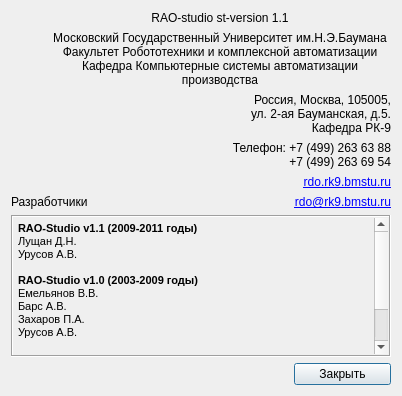
Old version of the form rdo/app/rdo_studio/branches/dev_qt_migration/res/ui/about.ui in the repository aurusov/rdo_studio.
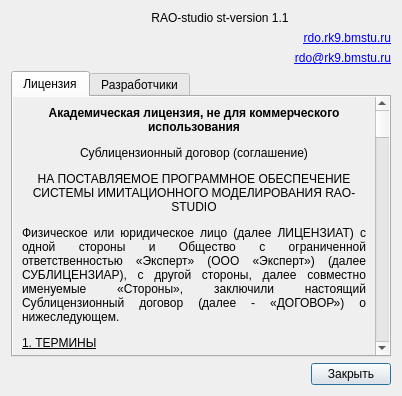
New version of the form. Icons and pictures are not drawn.

Commit message: * merged revision(s) 9083-9091 from rdo/app/rdo_studio/trunk

Diff of the .ui file:
```diff
--- a/rdo/app/rdo_studio/branches/dev_qt_migration/res/ui/about.ui
+++ b/rdo/app/rdo_studio/branches/dev_qt_migration/res/ui/about.ui
@@ -17,8 +17,8 @@
    <iconset resource="../rdo_studio.qrc">
     <normaloff>:/images/images/about.png</normaloff>:/images/images/about.png</iconset>
   </property>
-  <layout class="QGridLayout" name="gridLayout">
-   <item row="0" column="0" rowspan="5">
+  <layout class="QGridLayout" name="gridLayout_2">
+   <item row="0" column="0" rowspan="3">
     <widget class="QFrame" name="logoFrame">
      <property name="sizePolicy">
       <sizepolicy hsizetype="Fixed" vsizetype="Preferred">
@@ -79,54 +79,12 @@
     </widget>
    </item>
    <item row="1" column="1" colspan="2">
-    <widget class="QLabel" name="MSTU">
-     <property name="text">
-      <string>&lt;html&gt;&lt;head/&gt;&lt;body&gt;&lt;p align=&quot;center&quot;&gt;Московский Государственный Университет им.Н.Э.Баумана&lt;br&gt;Факультет Робототехники и комплексной автоматизации&lt;br&gt;Кафедра Компьютерные системы автоматизации производства&lt;/p&gt;&lt;/body&gt;&lt;/html&gt;</string>
-     </property>
-     <property name="textFormat">
-      <enum>Qt::AutoText</enum>
-     </property>
-     <property name="wordWrap">
-      <bool>true</bool>
-     </property>
-    </widget>
-   </item>
-   <item row="2" column="1" colspan="2">
-    <widget class="QLabel" name="address">
-     <property name="text">
-      <string>&lt;html&gt;&lt;head/&gt;&lt;body&gt;&lt;p&gt;Россия, Москва, 105005,&lt;br&gt;ул. 2-ая Бауманская, д.5.&lt;br&gt;Кафедра РК-9&lt;/p&gt;&lt;/body&gt;&lt;/html&gt;</string>
-     </property>
-     <property name="alignment">
-      <set>Qt::AlignRight|Qt::AlignTrailing|Qt::AlignVCenter</set>
-     </property>
-     <property name="wordWrap">
-      <bool>true</bool>
-     </property>
-    </widget>
-   </item>
-   <item row="3" column="1" colspan="2">
-    <widget class="QLabel" name="phone">
-     <property name="text">
-      <string>&lt;html&gt;&lt;head/&gt;&lt;body&gt;&lt;p&gt;Телефон: +7 (499) 263 63 88&lt;br&gt;+7 (499) 263 69 54&lt;/p&gt;&lt;/body&gt;&lt;/html&gt;</string>
-     </property>
-     <property name="alignment">
-      <set>Qt::AlignRight|Qt::AlignTrailing|Qt::AlignVCenter</set>
-     </property>
-     <property name="wordWrap">
-      <bool>true</bool>
-     </property>
-    </widget>
-   </item>
-   <item row="4" column="2">
     <widget class="QLabel" name="www">
      <property name="font">
       <font>
        <underline>true</underline>
       </font>
      </property>
-     <property name="styleSheet">
-      <string notr="true">selection-color: rgb(255, 170, 0);</string>
-     </property>
      <property name="text">
       <string>&lt;A HREF=&quot;http://rdo.rk9.bmstu.ru&quot;&gt;rdo.rk9.bmstu.ru&lt;/A&gt;</string>
      </property>
@@ -138,14 +96,7 @@
      </property>
     </widget>
    </item>
-   <item row="5" column="0" colspan="2">
-    <widget class="QLabel" name="authorLabel">
-     <property name="text">
-      <string>Разработчики</string>
-     </property>
-    </widget>
-   </item>
-   <item row="5" column="2">
+   <item row="2" column="1" colspan="2">
     <widget class="QLabel" name="email">
      <property name="text">
       <string>&lt;A HREF=&quot;mailto:rdo@rk9.bmstu.ru&quot;&gt;rdo@rk9.bmstu.ru&lt;/A&gt;</string>
@@ -158,22 +109,26 @@
      </property>
     </widget>
    </item>
-   <item row="6" column="0" colspan="3">
-    <widget class="QFrame" name="authorFrame">
-     <property name="frameShape">
-      <enum>QFrame::Box</enum>
-     </property>
-     <property name="frameShadow">
-      <enum>QFrame::Sunken</enum>
-     </property>
-     <layout class="QVBoxLayout" name="verticalLayout_2">
-      <property name="spacing">
+   <item row="3" column="0" colspan="3">
+    <widget class="QTabWidget" name="tabWidget">
+     <property name="currentIndex">
        <number>0</number>
       </property>
+     <property name="usesScrollButtons">
+      <bool>true</bool>
+     </property>
+     <widget class="QWidget" name="tab1">
+      <attribute name="title">
+       <string>Лицензия</string>
+      </attribute>
+      <layout class="QGridLayout" name="gridLayout_3">
       <property name="margin">
-       <number>1</number>
-      </property>
-      <item>
+        <number>0</number>
+       </property>
+       <property name="spacing">
+        <number>0</number>
+       </property>
+       <item row="0" column="0">
        <widget class="QScrollArea" name="scrollArea">
         <property name="frameShape">
          <enum>QFrame::NoFrame</enum>
@@ -186,18 +141,60 @@
           <rect>
            <x>0</x>
            <y>0</y>
-           <width>363</width>
-           <height>190</height>
-          </rect>
-         </property>
-         <layout class="QVBoxLayout" name="verticalLayout">
-          <property name="spacing">
-           <number>0</number>
-          </property>
+            <width>361</width>
+            <height>2344</height>
+           </rect>
+          </property>
+          <layout class="QGridLayout" name="gridLayout_4">
+           <item row="0" column="0">
+            <widget class="QLabel" name="licenseText">
+             <property name="text">
+              <string>&lt;html&gt;&lt;head/&gt;&lt;body&gt;&lt;p align=&quot;center&quot;&gt;&lt;span style=&quot; font-weight:600;&quot;&gt;Академическая лицензия, не для коммерческого использования&lt;/span&gt;&lt;/p&gt;&lt;p align=&quot;center&quot;&gt;Сублицензионный договор (соглашение)&lt;/p&gt;&lt;p align=&quot;center&quot;&gt;НА ПОСТАВЛЯЕМОЕ ПРОГРАММНОЕ ОБЕСПЕЧЕНИЕ СИСТЕМЫ ИМИТАЦИОННОГО МОДЕЛИРОВАНИЯ RAO-STUDIO&lt;/p&gt;&lt;p align=&quot;justify&quot;&gt;Физическое или юридическое лицо (далее ЛИЦЕНЗИАТ) с одной стороны и Общество с ограниченной ответственностью «Эксперт» (ООО «Эксперт») (далее СУБЛИЦЕНЗИАР), с другой стороны, далее совместно именуемые «Стороны», заключили настоящий Сублицензионный договор (далее - «ДОГОВОР») о нижеследующем.&lt;/p&gt;&lt;p&gt;&lt;span style=&quot; text-decoration: underline;&quot;&gt;1. ТЕРМИНЫ&lt;/span&gt;&lt;/p&gt;&lt;p&gt;В ДОГОВОРЕ используются следующие термины:&lt;/p&gt;&lt;p&gt;* ПРОГРАММНОЕ ОБЕСПЕЧЕНИЕ (ПРОГРАММА): Программа для ЭВМ, предоставляемая СУБЛИЦЕНЗИАРОМ ЛИЦЕНЗИАТУ, спецификация которой указана в п.5. настоящего ДОГОВОРА.&lt;/p&gt;&lt;p&gt;* ИСПОЛЬЗОВАНИЕ: Воспроизведение ПРОГРАММЫ, т.е. установка и работа ПРОГРАММЫ на аппаратных средствах, а также на условиях, способами и в пределах, устанавливаемых настоящим ДОГОВОРОМ &lt;/p&gt;&lt;p&gt;&lt;span style=&quot; text-decoration: underline;&quot;&gt;2. ПРЕДМЕТ ЛИЦЕНЗИОННОГО ДОГОВОРА&lt;/span&gt;&lt;/p&gt;&lt;p align=&quot;justify&quot;&gt;По настоящему ДОГОВОРУ СУБЛИЦЕНЗИАР обязуется предоставить ЛИЦЕНЗИАТУ неисключительное право (простую неисключительную лицензию) (далее – «ЛИЦЕНЗИЯ») на ИСПОЛЬЗОВАНИЕ ПРОГРАММЫ, указанной в спецификации ПРОГРАММЫ (п.5 настоящего ДОГОВОРА), на условиях, способами и в пределах, устанавливаемых настоящим ДОГОВОРОМ.&lt;/p&gt;&lt;p align=&quot;justify&quot;&gt;СУБЛИЦЕНЗИАР предоставляет ЛИЦЕНЗИАТУ неисключительное право на использование ПРОГРАММЫ, в течение срока, указанного в настоящем ДОГОВОРЕ, с учетом срока действия исключительного права, установленного законодательством РФ.&lt;/p&gt;&lt;p align=&quot;justify&quot;&gt;СУБЛИЦЕНЗИАР не приобретает каких-либо прав на ПРОГРАММУ, за исключением оговоренных в данном ДОГОВОРЕ. &lt;/p&gt;&lt;p align=&quot;justify&quot;&gt;ПРОГРАММА передается на носителях (CD-диске (ах)), либо загружается с интернет-сайта разработчика (далее – НОСИТЕЛИ).&lt;/p&gt;&lt;p&gt;&lt;span style=&quot; text-decoration: underline;&quot;&gt;3. ПОРЯДОК ЗАКЛЮЧЕНИЯ НАСТОЯЩЕГО ЛИЦЕНЗИОННОГО ДОГОВОРА&lt;/span&gt;&lt;/p&gt;&lt;p align=&quot;justify&quot;&gt;Настоящий ДОГОВОР заключается путем заключения ЛИЦЕНЗИАТОМ с СУБЛИЦЕНЗИАРОМ договора присоединения, условия которого изложены на упаковке приобретаемого экземпляра ПРОГРАММЫ. В соответствии с п.3 ст.1286 Гражданского кодекса РФ начало использования ПРОГРАММЫ ЛИЦЕНЗИАТОМ, как оно определяется этими условиями, означает его согласие на заключение настоящего ДОГОВОРА.&lt;/p&gt;&lt;p&gt;&lt;span style=&quot; text-decoration: underline;&quot;&gt;4. УСЛОВИЯ ПЕРЕДАЧИ ЛИЦЕНЗИИ &lt;/span&gt;&lt;/p&gt;&lt;p align=&quot;justify&quot;&gt;Датой начала использования ПРОГРАММЫ считается дата передачи НОСИТЕЛЕЙ от СУБЛИЦЕНЗИАРА ЛИЦЕНЗИАТУ.&lt;/p&gt;&lt;p align=&quot;justify&quot;&gt;ЛИЦЕНЗИАТ может установить ПРОГРАММУ на произвольном количестве компьютеров учебного заведения и домашних компьютерах преподавателей, учителей, школьников, студентов и аспирантов. ЛИЦЕНЗИАТ может разрешить только Уполномоченным конечным пользователям пользоваться данной ПРОГРАММОЙ. Количество Уполномоченных конечных пользователей ЛИЦЕНЗИАТА не должно превышать эквивалента приведенного количества обучаемых к полному времени очной формы обучения количество, указанное в спецификации ПРОГРАММЫ (п.5 настоящего Лицензионного договора).&lt;/p&gt;&lt;p align=&quot;justify&quot;&gt;ЛИЦЕНЗИАТ признает, что он не является владельцем ПРОГРАММЫ, и данное соглашение ни каким образом не передает ЛИЦЕНЗИАТУ какого-либо имущественного права на ПРОГРАММУ. ЛИЦЕНЗИАТ не должен удалять или изменять какую-либо торговую марку, авторское право или другие уведомления в ПРОГРАММЕ. ЛИЦЕНЗИАТ не должен использовать или получать доступ к исходному коду ПРОГРАММЫ. ЛИЦЕНЗИАТ не должен копировать, изменять, распространять, продавать или каким-либо иным образом использовать ПРОГРАММУ, кроме случаев, прямо оговоренных в данном ДОГОВОРЕ для данного Срока пользования. &lt;span style=&quot; font-weight:600;&quot;&gt;Любого рода копирование, воспроизведение, изменение, распространение, продажа ПРОГРАММЫ или разработанных с её помощью имитационных моделей или иное использование ПРОГРАММЫ, не санкционированное данным ДОГОВОРОМ, является нарушением данного ДОГОВОРА.&lt;/span&gt;&lt;/p&gt;&lt;p&gt;Лицензия предоставляется при условии соблюдения данного Соглашения. &lt;/p&gt;&lt;p&gt;&lt;span style=&quot; text-decoration: underline;&quot;&gt;5. СПЕЦИФКАЦИЯ ПРОГРАММЫ&lt;/span&gt;&lt;/p&gt;&lt;p&gt;Наименование программы: Программное обеспечение системы имитационного моделирования «RAO-STUDIO»&lt;/p&gt;&lt;p&gt;Тип лицензии: Бессрочная, для эквивалента приведенного количества обучаемых к полному времени очной формы обучения (FTE – Full-Time Equivalent) равного 2000 человек&lt;/p&gt;&lt;p&gt;Количество лицензий: 1&lt;/p&gt;&lt;p&gt;&lt;span style=&quot; text-decoration: underline;&quot;&gt;6. ГАРАНТИИ&lt;/span&gt;&lt;/p&gt;&lt;p&gt;СУБЛИЦЕНЗИАР гарантирует, что:&lt;/p&gt;&lt;p align=&quot;justify&quot;&gt;* СУБЛИЦЕНЗИАР обладает правами, необходимыми для заключения настоящего ДОГОВОРА;&lt;/p&gt;&lt;p align=&quot;justify&quot;&gt;* не модифицированная ПРОГРАММА в течение 12 (двенадцати) месяцев с даты начала использования ПРОГРАММЫ будет в полной мере работать при соблюдении условий ДОГОВОРА; при этом СУБЛИЦЕНЗИАР не гарантирует, что ПРОГРАММА будет должным образом работать на всех аппаратных средствах и/или операционных системах, в сочетаниях, выбранных для работы ЛИЦЕНЗИАТОМ, что функционирование ПРОГРАММЫ будет бесперебойным и безошибочным, что все ошибки будут исправлены;&lt;/p&gt;&lt;p align=&quot;justify&quot;&gt;* НОСИТЕЛИ не будут иметь неисправностей, связанных с материалами или качеством изготовления при их нормальном использовании в течение 12 месяцев с момента их передачи.&lt;/p&gt;&lt;p&gt;&lt;span style=&quot; text-decoration: underline;&quot;&gt;7. ОТВЕТСТВЕННОСТЬ&lt;/span&gt;&lt;/p&gt;&lt;p align=&quot;justify&quot;&gt;СУБЛИЦЕНЗИАР не несет ответственности за любые убытки, возникшие в результате использования ПРОГРАММЫ (включая, но не ограничиваясь перечисленным: утрату информации из-за сбоя в работе ПРОГРАММЫ, снижение показателей производительности и др.).&lt;/p&gt;&lt;p&gt;&lt;span style=&quot; text-decoration: underline;&quot;&gt;8. ОБСТОЯТЕЛЬСТВА НЕПРЕОДОЛИМОЙ СИЛЫ&lt;/span&gt;&lt;/p&gt;&lt;p align=&quot;justify&quot;&gt;Стороны ДОГОВОРА освобождаются от ответственности за частичное или полное неисполнение обязательств по ДОГОВОРУ, если такое неисполнение явилось прямым следствием обстоятельств непреодолимой силы (форс-мажорных обстоятельств), возникших после заключения ДОГОВОРА (пожара, наводнения, урагана, землетрясения или наложения органами государственной власти ограничений на деятельность любой из Cторон и т.д.), и эти обстоятельства нарушившая Cторона не могла ни предвидеть, ни предотвратить.&lt;/p&gt;&lt;p align=&quot;justify&quot;&gt;Сторона, для которой создалась невозможность исполнения своих обязательств по ДОГОВОРУ, обязана не позднее 10 (десяти) дней с момента возникновения обстоятельств непреодолимой силы в письменной форме уведомить другую Сторону о возникновении и предполагаемом времени действия вышеуказанных обстоятельств. Факты, изложенные в уведомлении, должны быть подтверждены компетентным органом или организацией.&lt;/p&gt;&lt;p align=&quot;justify&quot;&gt;Если срок действия обстоятельств непреодолимой силы составит более 3 (трех) месяцев, любая из Сторон вправе отказаться от исполнения всего ДОГОВОРА или его неисполнимой части. В этом случае ни одна из Сторон не будет иметь права потребовать от другой Стороны возмещения убытков.&lt;/p&gt;&lt;p&gt;&lt;span style=&quot; text-decoration: underline;&quot;&gt;9. РАЗРЕШЕНИЕ СПОРОВ&lt;/span&gt;&lt;/p&gt;&lt;p align=&quot;justify&quot;&gt;Стороны примут необходимые меры, чтобы любые споры и разногласия, возникающие из настоящего ДОГОВОРА, были урегулированы путём обсуждения и обоюдного согласия.&lt;/p&gt;&lt;p align=&quot;justify&quot;&gt;Все споры и разногласия между Сторонами, по которым не было достигнуто соглашение, разрешаются в соответствии с законодательством Российской Федерации в Арбитражном суде г. Москвы.&lt;/p&gt;&lt;p&gt;&lt;span style=&quot; text-decoration: underline;&quot;&gt;10. СРОК ДЕЙСТВИЯ ЛИЦЕНЗИОННОГО ДОГОВОРА&lt;/span&gt;&lt;/p&gt;&lt;p align=&quot;justify&quot;&gt;ДОГОВОР вступает в силу с момента начала использования ЛИЦЕНЗИАТОМ ПРОГРАММЫ и действует до полного исполнения Сторонами своих обязательств по нему.&lt;/p&gt;&lt;p align=&quot;justify&quot;&gt;&lt;br/&gt;&lt;/p&gt;&lt;/body&gt;&lt;/html&gt;</string>
+             </property>
+             <property name="wordWrap">
+              <bool>true</bool>
+             </property>
+             <property name="textInteractionFlags">
+              <set>Qt::LinksAccessibleByMouse|Qt::TextSelectableByMouse</set>
+             </property>
+            </widget>
+           </item>
+          </layout>
+         </widget>
+        </widget>
+       </item>
+      </layout>
+     </widget>
+     <widget class="QWidget" name="tab2">
+      <attribute name="title">
+       <string>Разработчики</string>
+      </attribute>
+      <layout class="QGridLayout" name="gridLayout">
           <property name="margin">
-           <number>4</number>
-          </property>
-          <item>
+        <number>0</number>
+       </property>
+       <property name="spacing">
+        <number>0</number>
+       </property>
+       <item row="0" column="0">
+        <widget class="QScrollArea" name="scrollArea_2">
+         <property name="frameShape">
+          <enum>QFrame::NoFrame</enum>
+         </property>
+         <property name="widgetResizable">
+          <bool>true</bool>
+         </property>
+         <widget class="QWidget" name="scrollAreaWidgetContents_4">
+          <property name="geometry">
+           <rect>
+            <x>0</x>
+            <y>0</y>
+            <width>378</width>
+            <height>266</height>
+           </rect>
+          </property>
+          <layout class="QGridLayout" name="gridLayout_5">
+           <item row="0" column="0">
            <widget class="QLabel" name="authorNames">
             <property name="text">
              <string>&lt;!DOCTYPE HTML PUBLIC &quot;-//W3C//DTD HTML 4.0//EN&quot; &quot;http://www.w3.org/TR/REC-html40/strict.dtd&quot;&gt;
@@ -233,8 +230,9 @@
       </item>
      </layout>
     </widget>
+    </widget>
    </item>
-   <item row="7" column="0" colspan="2">
+   <item row="4" column="0" colspan="2">
     <spacer name="horizontalSpacer">
      <property name="orientation">
       <enum>Qt::Horizontal</enum>
@@ -247,8 +245,14 @@
      </property>
     </spacer>
    </item>
-   <item row="7" column="2">
+   <item row="4" column="2">
     <widget class="QPushButton" name="closeButton">
+     <property name="sizePolicy">
+      <sizepolicy hsizetype="Fixed" vsizetype="Fixed">
+       <horstretch>0</horstretch>
+       <verstretch>0</verstretch>
+      </sizepolicy>
+     </property>
      <property name="text">
       <string>Закрыть</string>
      </property>
```
Left out of the diff: 10 changed lines with no effect on the pictures. Lines whose indentation alone changed are shown as unchanged. The commit also changes 2 other files.
